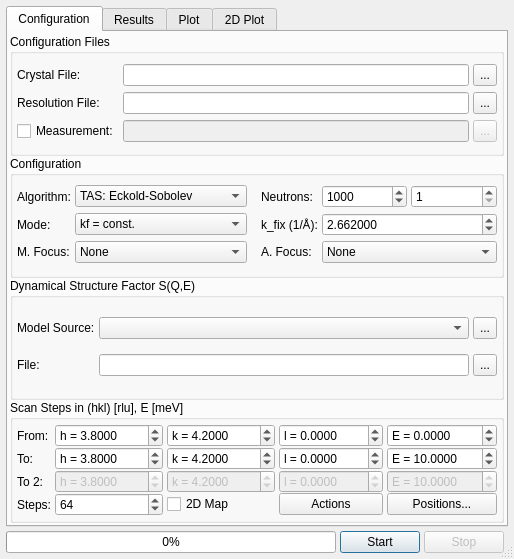
The window that ui/monteconvo.ui (t-weber/takin) describes before a commit, drawn with Qt 5.
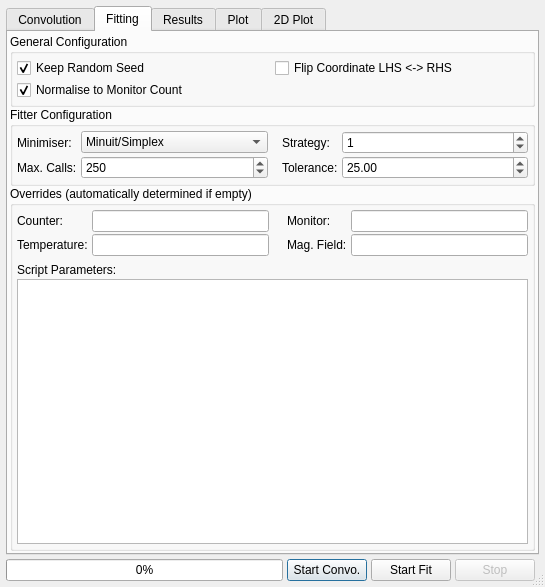
The same window after the commit. The open tabs and pages were chosen to show the change. Custom widgets are drawn as their Qt base class.

```diff
--- a/ui/monteconvo.ui
+++ b/ui/monteconvo.ui
@@ -6,8 +6,8 @@
    <rect>
     <x>0</x>
     <y>0</y>
-    <width>505</width>
-    <height>559</height>
+    <width>545</width>
+    <height>587</height>
    </rect>
   </property>
   <property name="windowTitle">
@@ -45,18 +45,18 @@
       </sizepolicy>
      </property>
      <property name="text">
-      <string>Start</string>
+      <string>Start Convo.</string>
      </property>
     </widget>
    </item>
-   <item row="0" column="0" colspan="4">
+   <item row="0" column="0" colspan="5">
     <widget class="QTabWidget" name="tabWidget">
      <property name="currentIndex">
       <number>0</number>
      </property>
      <widget class="QWidget" name="tabSettings">
       <attribute name="title">
-       <string>Configuration</string>
+       <string>Convolution</string>
       </attribute>
       <layout class="QGridLayout" name="gridLayout_6">
        <property name="horizontalSpacing">
@@ -999,6 +999,321 @@
        </item>
       </layout>
      </widget>
+     <widget class="QWidget" name="tabFitting">
+      <attribute name="title">
+       <string>Fitting</string>
+      </attribute>
+      <layout class="QGridLayout" name="gridLayout_13">
+       <property name="horizontalSpacing">
+        <number>2</number>
+       </property>
+       <property name="verticalSpacing">
+        <number>0</number>
+       </property>
+       <property name="margin">
+        <number>2</number>
+       </property>
+       <item row="0" column="0">
+        <widget class="QGroupBox" name="groupBox_6">
+         <property name="title">
+          <string>General Configuration</string>
+         </property>
+         <layout class="QGridLayout" name="gridLayout_11">
+          <property name="horizontalSpacing">
+           <number>4</number>
+          </property>
+          <property name="verticalSpacing">
+           <number>2</number>
+          </property>
+          <property name="margin">
+           <number>4</number>
+          </property>
+          <item row="0" column="0">
+           <widget class="QCheckBox" name="checkRnd">
+            <property name="text">
+             <string>Keep Random Seed</string>
+            </property>
+            <property name="checked">
+             <bool>true</bool>
+            </property>
+           </widget>
+          </item>
+          <item row="0" column="1">
+           <widget class="QCheckBox" name="checkFlip">
+            <property name="text">
+             <string>Flip Coordinate LHS &lt;-&gt; RHS</string>
+            </property>
+           </widget>
+          </item>
+          <item row="1" column="0">
+           <widget class="QCheckBox" name="checkNorm">
+            <property name="text">
+             <string>Normalise to Monitor Count</string>
+            </property>
+            <property name="checked">
+             <bool>true</bool>
+            </property>
+           </widget>
+          </item>
+         </layout>
+        </widget>
+       </item>
+       <item row="1" column="0">
+        <widget class="QGroupBox" name="groupBox_5">
+         <property name="title">
+          <string>Fitter Configuration</string>
+         </property>
+         <layout class="QGridLayout" name="gridLayout_10">
+          <property name="horizontalSpacing">
+           <number>4</number>
+          </property>
+          <property name="verticalSpacing">
+           <number>2</number>
+          </property>
+          <property name="margin">
+           <number>4</number>
+          </property>
+          <item row="0" column="4">
+           <widget class="QSpinBox" name="spinStrategy">
+            <property name="maximum">
+             <number>2</number>
+            </property>
+            <property name="value">
+             <number>1</number>
+            </property>
+           </widget>
+          </item>
+          <item row="0" column="0">
+           <widget class="QLabel" name="label_21">
+            <property name="sizePolicy">
+             <sizepolicy hsizetype="Fixed" vsizetype="Preferred">
+              <horstretch>0</horstretch>
+              <verstretch>0</verstretch>
+             </sizepolicy>
+            </property>
+            <property name="text">
+             <string>Minimiser:</string>
+            </property>
+           </widget>
+          </item>
+          <item row="1" column="0">
+           <widget class="QLabel" name="label_23">
+            <property name="sizePolicy">
+             <sizepolicy hsizetype="Fixed" vsizetype="Preferred">
+              <horstretch>0</horstretch>
+              <verstretch>0</verstretch>
+             </sizepolicy>
+            </property>
+            <property name="text">
+             <string>Max. Calls:</string>
+            </property>
+           </widget>
+          </item>
+          <item row="0" column="3">
+           <widget class="QLabel" name="label_22">
+            <property name="sizePolicy">
+             <sizepolicy hsizetype="Fixed" vsizetype="Preferred">
+              <horstretch>0</horstretch>
+              <verstretch>0</verstretch>
+             </sizepolicy>
+            </property>
+            <property name="text">
+             <string>Strategy:</string>
+            </property>
+           </widget>
+          </item>
+          <item row="0" column="1">
+           <widget class="QComboBox" name="comboFitter">
+            <item>
+             <property name="text">
+              <string>Minuit/Simplex</string>
+             </property>
+            </item>
+            <item>
+             <property name="text">
+              <string>Minuit/Migrad</string>
+             </property>
+            </item>
+           </widget>
+          </item>
+          <item row="1" column="4">
+           <widget class="QDoubleSpinBox" name="spinTolerance">
+            <property name="maximum">
+             <double>9999.000000000000000</double>
+            </property>
+            <property name="value">
+             <double>25.000000000000000</double>
+            </property>
+           </widget>
+          </item>
+          <item row="1" column="3">
+           <widget class="QLabel" name="label_24">
+            <property name="sizePolicy">
+             <sizepolicy hsizetype="Fixed" vsizetype="Preferred">
+              <horstretch>0</horstretch>
+              <verstretch>0</verstretch>
+             </sizepolicy>
+            </property>
+            <property name="text">
+             <string>Tolerance:</string>
+            </property>
+           </widget>
+          </item>
+          <item row="1" column="1">
+           <widget class="QSpinBox" name="spinMaxCalls">
+            <property name="maximum">
+             <number>9999</number>
+            </property>
+            <property name="value">
+             <number>250</number>
+            </property>
+           </widget>
+          </item>
+          <item row="0" column="2">
+           <spacer name="horizontalSpacer_2">
+            <property name="orientation">
+             <enum>Qt::Horizontal</enum>
+            </property>
+            <property name="sizeType">
+             <enum>QSizePolicy::Fixed</enum>
+            </property>
+            <property name="sizeHint" stdset="0">
+             <size>
+              <width>10</width>
+              <height>20</height>
+             </size>
+            </property>
+           </spacer>
+          </item>
+         </layout>
+        </widget>
+       </item>
+       <item row="2" column="0">
+        <widget class="QGroupBox" name="groupBox_7">
+         <property name="title">
+          <string>Overrides (automatically determined if empty)</string>
+         </property>
+         <layout class="QGridLayout" name="gridLayout_12">
+          <property name="horizontalSpacing">
+           <number>4</number>
+          </property>
+          <property name="verticalSpacing">
+           <number>2</number>
+          </property>
+          <property name="margin">
+           <number>4</number>
+          </property>
+          <item row="4" column="0" colspan="5">
+           <widget class="QPlainTextEdit" name="editSqwParams"/>
+          </item>
+          <item row="1" column="0">
+           <widget class="QLabel" name="label_27">
+            <property name="sizePolicy">
+             <sizepolicy hsizetype="Fixed" vsizetype="Preferred">
+              <horstretch>0</horstretch>
+              <verstretch>0</verstretch>
+             </sizepolicy>
+            </property>
+            <property name="text">
+             <string>Temperature:</string>
+            </property>
+           </widget>
+          </item>
+          <item row="0" column="1">
+           <widget class="QLineEdit" name="editCounter"/>
+          </item>
+          <item row="1" column="3">
+           <widget class="QLabel" name="label_28">
+            <property name="sizePolicy">
+             <sizepolicy hsizetype="Fixed" vsizetype="Preferred">
+              <horstretch>0</horstretch>
+              <verstretch>0</verstretch>
+             </sizepolicy>
+            </property>
+            <property name="text">
+             <string>Mag. Field:</string>
+            </property>
+           </widget>
+          </item>
+          <item row="0" column="4">
+           <widget class="QLineEdit" name="editMonitor"/>
+          </item>
+          <item row="3" column="0" colspan="2">
+           <widget class="QLabel" name="label_29">
+            <property name="text">
+             <string>Script Parameters:</string>
+            </property>
+           </widget>
+          </item>
+          <item row="0" column="3">
+           <widget class="QLabel" name="label_26">
+            <property name="sizePolicy">
+             <sizepolicy hsizetype="Fixed" vsizetype="Preferred">
+              <horstretch>0</horstretch>
+              <verstretch>0</verstretch>
+             </sizepolicy>
+            </property>
+            <property name="text">
+             <string>Monitor:</string>
+            </property>
+           </widget>
+          </item>
+          <item row="1" column="4">
+           <widget class="QLineEdit" name="editField"/>
+          </item>
+          <item row="0" column="0">
+           <widget class="QLabel" name="label_25">
+            <property name="sizePolicy">
+             <sizepolicy hsizetype="Fixed" vsizetype="Preferred">
+              <horstretch>0</horstretch>
+              <verstretch>0</verstretch>
+             </sizepolicy>
+            </property>
+            <property name="text">
+             <string>Counter:</string>
+            </property>
+           </widget>
+          </item>
+          <item row="1" column="1">
+           <widget class="QLineEdit" name="editTemp"/>
+          </item>
+          <item row="0" column="2">
+           <spacer name="horizontalSpacer_3">
+            <property name="orientation">
+             <enum>Qt::Horizontal</enum>
+            </property>
+            <property name="sizeType">
+             <enum>QSizePolicy::Fixed</enum>
+            </property>
+            <property name="sizeHint" stdset="0">
+             <size>
+              <width>10</width>
+              <height>20</height>
+             </size>
+            </property>
+           </spacer>
+          </item>
+          <item row="2" column="0">
+           <spacer name="verticalSpacer">
+            <property name="orientation">
+             <enum>Qt::Vertical</enum>
+            </property>
+            <property name="sizeType">
+             <enum>QSizePolicy::Fixed</enum>
+            </property>
+            <property name="sizeHint" stdset="0">
+             <size>
+              <width>20</width>
+              <height>5</height>
+             </size>
+            </property>
+           </spacer>
+          </item>
+         </layout>
+        </widget>
+       </item>
+      </layout>
+     </widget>
      <widget class="QWidget" name="tabResults">
       <attribute name="title">
        <string>Results</string>
@@ -1179,7 +1494,7 @@
      </widget>
     </widget>
    </item>
-   <item row="1" column="2">
+   <item row="1" column="3">
     <widget class="QPushButton" name="btnStop">
      <property name="enabled">
       <bool>false</bool>
@@ -1195,6 +1510,16 @@
      </property>
     </widget>
    </item>
+   <item row="1" column="2">
+    <widget class="QPushButton" name="btnStartFit">
+     <property name="enabled">
+      <bool>true</bool>
+     </property>
+     <property name="text">
+      <string>Start Fit</string>
+     </property>
+    </widget>
+   </item>
   </layout>
  </widget>
  <customwidgets>
```
Left out of the diff: 23 changed lines with no effect on the pictures.
